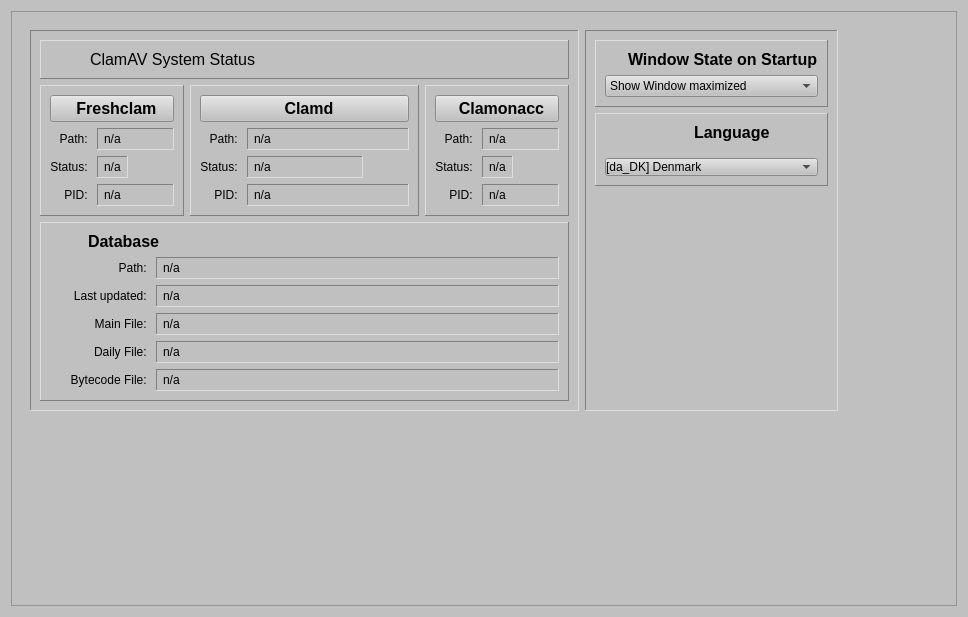
The window that ui/setuptab.ui (robinking623/clamav-gui) describes before a commit, drawn with Qt 5.
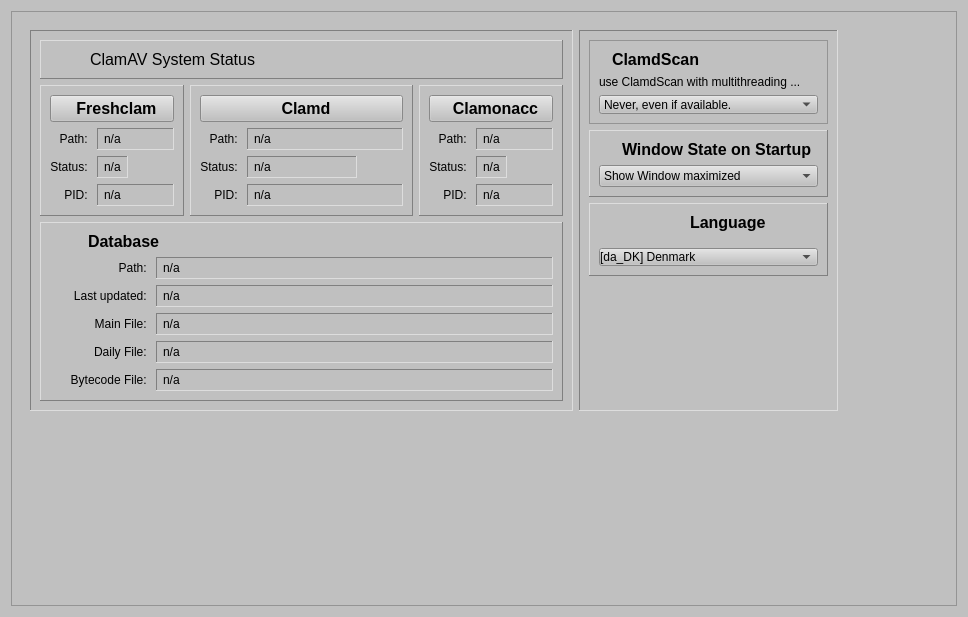
The same window after the commit. Icons and pictures are not drawn.

```diff
--- a/ui/setuptab.ui
+++ b/ui/setuptab.ui
@@ -1073,6 +1073,107 @@
             <enum>QFrame::Sunken</enum>
            </property>
            <layout class="QVBoxLayout" name="verticalLayout_2">
+            <item>
+             <widget class="QFrame" name="frame">
+              <property name="minimumSize">
+               <size>
+                <width>0</width>
+                <height>50</height>
+               </size>
+              </property>
+              <property name="frameShape">
+               <enum>QFrame::StyledPanel</enum>
+              </property>
+              <property name="frameShadow">
+               <enum>QFrame::Raised</enum>
+              </property>
+              <layout class="QGridLayout" name="gridLayout_12">
+               <item row="0" column="0">
+                <widget class="QLabel" name="label">
+                 <property name="sizePolicy">
+                  <sizepolicy hsizetype="Maximum" vsizetype="Minimum">
+                   <horstretch>0</horstretch>
+                   <verstretch>0</verstretch>
+                  </sizepolicy>
+                 </property>
+                 <property name="minimumSize">
+                  <size>
+                   <width>0</width>
+                   <height>0</height>
+                  </size>
+                 </property>
+                 <property name="styleSheet">
+                  <string notr="true">width:16px;height:16px</string>
+                 </property>
+                 <property name="text">
+                  <string/>
+                 </property>
+                 <property name="pixmap">
+                  <pixmap resource="../resources.qrc">:/icons/icons/multithread.png</pixmap>
+                 </property>
+                 <property name="scaledContents">
+                  <bool>false</bool>
+                 </property>
+                </widget>
+               </item>
+               <item row="0" column="1">
+                <widget class="QLabel" name="label_2">
+                 <property name="sizePolicy">
+                  <sizepolicy hsizetype="Preferred" vsizetype="Preferred">
+                   <horstretch>0</horstretch>
+                   <verstretch>0</verstretch>
+                  </sizepolicy>
+                 </property>
+                 <property name="styleSheet">
+                  <string notr="true">font-size:16px;font-weight:bold;</string>
+                 </property>
+                 <property name="text">
+                  <string>ClamdScan</string>
+                 </property>
+                 <property name="scaledContents">
+                  <bool>false</bool>
+                 </property>
+                </widget>
+               </item>
+               <item row="2" column="0" colspan="2">
+                <widget class="QComboBox" name="clamdscanComboBox">
+                 <item>
+                  <property name="text">
+                   <string>Never, even if available.</string>
+                  </property>
+                 </item>
+                 <item>
+                  <property name="text">
+                   <string>Always, if available.</string>
+                  </property>
+                 </item>
+                 <item>
+                  <property name="text">
+                   <string>For scheduled scan, if available.</string>
+                  </property>
+                 </item>
+                 <item>
+                  <property name="text">
+                   <string>For direct scan, if available.</string>
+                  </property>
+                 </item>
+                 <item>
+                  <property name="text">
+                   <string>Ask for permission, if available.</string>
+                  </property>
+                 </item>
+                </widget>
+               </item>
+               <item row="1" column="0" colspan="2">
+                <widget class="QLabel" name="label_3">
+                 <property name="text">
+                  <string>use ClamdScan with multithreading ...</string>
+                 </property>
+                </widget>
+               </item>
+              </layout>
+             </widget>
+            </item>
             <item>
              <widget class="QFrame" name="windowstateFrame">
               <property name="styleSheet">
@@ -1085,8 +1186,33 @@
                <enum>QFrame::Raised</enum>
               </property>
               <layout class="QGridLayout" name="gridLayout_4">
+               <item row="1" column="0">
+                <widget class="QLabel" name="windowStateIconFrame">
+                 <property name="sizePolicy">
+                  <sizepolicy hsizetype="Preferred" vsizetype="Preferred">
+                   <horstretch>0</horstretch>
+                   <verstretch>0</verstretch>
+                  </sizepolicy>
+                 </property>
+                 <property name="styleSheet">
+                  <string notr="true">margin-right:10px;</string>
+                 </property>
+                 <property name="text">
+                  <string/>
+                 </property>
+                 <property name="pixmap">
+                  <pixmap resource="../resources.qrc">:/icons/icons/expand-button.png</pixmap>
+                 </property>
+                </widget>
+               </item>
                <item row="1" column="1">
                 <widget class="QLabel" name="windowStateLabel">
+                 <property name="sizePolicy">
+                  <sizepolicy hsizetype="Preferred" vsizetype="Preferred">
+                   <horstretch>0</horstretch>
+                   <verstretch>0</verstretch>
+                  </sizepolicy>
+                 </property>
                  <property name="styleSheet">
                   <string notr="true">font-size:16px;font-weight:bold;</string>
                  </property>
@@ -1095,7 +1221,7 @@
                  </property>
                 </widget>
                </item>
-               <item row="2" column="0" colspan="2">
+               <item row="2" column="0" colspan="3">
                 <widget class="QComboBox" name="windowStateComboBox">
                  <item>
                   <property name="text">
```
Left out of the diff: 43 changed lines with no effect on the pictures.
